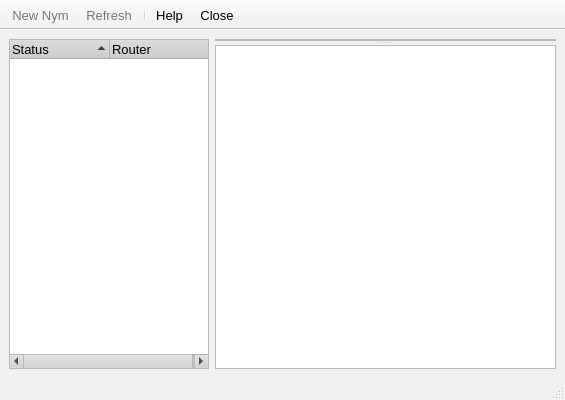
Old version of the form src/gui/network/netviewer.ui in the repository a-ilin/vidalia.
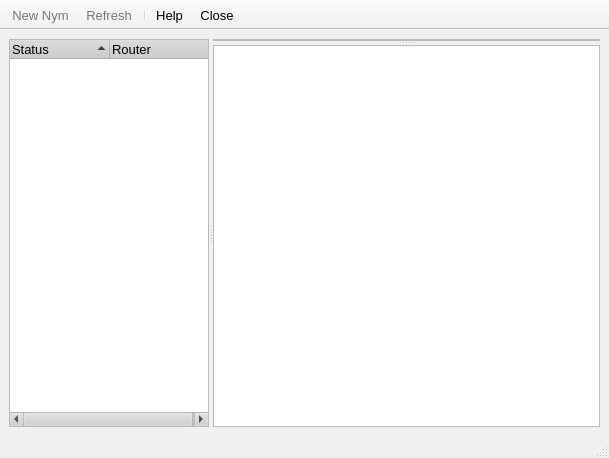
New version of the form. Icons and pictures are not drawn. Custom widgets are drawn as their Qt base class.

Commit message:
Submit to Designer's demand that all custom widgets must go through it. Also, throw everything in a horizontal slider sizer so long router names can be read.
svn:r761

The edit to the form file:
```diff
--- a/src/gui/network/netviewer.ui
+++ b/src/gui/network/netviewer.ui
@@ -8,8 +8,8 @@
    <rect>
     <x>0</x>
     <y>0</y>
-    <width>565</width>
-    <height>400</height>
+    <width>609</width>
+    <height>458</height>
    </rect>
   </property>
   <property name="sizePolicy" >
@@ -20,12 +20,6 @@
     <verstretch>0</verstretch>
    </sizepolicy>
   </property>
-  <property name="maximumSize" >
-   <size>
-    <width>1258</width>
-    <height>16777215</height>
-   </size>
-  </property>
   <property name="palette" >
    <palette>
     <active>
@@ -315,7 +309,7 @@
    <enum>Qt::ToolButtonTextUnderIcon</enum>
   </property>
   <widget class="QWidget" name="centralwidget" >
-   <layout class="QHBoxLayout" >
+   <layout class="QVBoxLayout" >
     <property name="margin" >
      <number>9</number>
     </property>
@@ -323,6 +317,13 @@
      <number>6</number>
     </property>
     <item>
+     <widget class="QSplitter" name="" >
+      <property name="orientation" >
+       <enum>Qt::Horizontal</enum>
+      </property>
+      <property name="childrenCollapsible" >
+       <bool>false</bool>
+      </property>
      <widget class="RouterListWidget" name="treeRouterList" >
       <property name="sizePolicy" >
        <sizepolicy>
@@ -338,12 +339,6 @@
         <height>0</height>
        </size>
       </property>
-      <property name="maximumSize" >
-       <size>
-        <width>200</width>
-        <height>16777215</height>
-       </size>
-      </property>
       <property name="contextMenuPolicy" >
        <enum>Qt::NoContextMenu</enum>
       </property>
@@ -364,14 +359,12 @@
        </property>
       </column>
      </widget>
-    </item>
-    <item>
-     <widget class="QSplitter" name="splitter" >
+      <widget class="QSplitter" name="" >
       <property name="sizePolicy" >
        <sizepolicy>
-        <hsizetype>7</hsizetype>
+         <hsizetype>5</hsizetype>
         <vsizetype>7</vsizetype>
-        <horstretch>0</horstretch>
+         <horstretch>100</horstretch>
         <verstretch>0</verstretch>
        </sizepolicy>
       </property>
@@ -390,12 +383,6 @@
          <verstretch>1</verstretch>
         </sizepolicy>
        </property>
-       <property name="maximumSize" >
-        <size>
-         <width>1030</width>
-         <height>518</height>
-        </size>
-       </property>
        <property name="contextMenuPolicy" >
         <enum>Qt::NoContextMenu</enum>
        </property>
@@ -436,12 +423,10 @@
        <property name="contextMenuPolicy" >
         <enum>Qt::NoContextMenu</enum>
        </property>
-       <property name="statusTip" >
-        <string>Information about the selected Tor router will go here, generating html is easier than managing explicit labels</string>
-       </property>
-       <property name="acceptRichText" >
+        <property name="readOnly" >
         <bool>true</bool>
        </property>
+       </widget>
       </widget>
      </widget>
     </item>
@@ -451,8 +436,8 @@
    <property name="geometry" >
     <rect>
      <x>0</x>
-     <y>378</y>
-     <width>565</width>
+     <y>436</y>
+     <width>609</width>
      <height>22</height>
     </rect>
    </property>
@@ -560,6 +545,22 @@
   </action>
  </widget>
  <pixmapfunction></pixmapfunction>
+ <customwidgets>
+  <customwidget>
+   <class>RouterListWidget</class>
+   <extends>QTreeWidget</extends>
+   <header>gui/network/routerlistwidget.h</header>
+   <container>0</container>
+   <pixmap></pixmap>
+  </customwidget>
+  <customwidget>
+   <class>RouterDescriptorView</class>
+   <extends>QTextEdit</extends>
+   <header>gui/network/routerdescriptorview.h</header>
+   <container>0</container>
+   <pixmap></pixmap>
+  </customwidget>
+ </customwidgets>
  <resources>
   <include location="../res/vidalia_common.qrc" />
  </resources>
@@ -581,20 +582,4 @@
    </hints>
   </connection>
  </connections>
- <customwidgets>
-  <customwidget>
-   <class>RouterListWidget</class> 
-   <extends>QTreeWidget</extends> 
-   <header>gui/network/routerlistwidget.h</header> 
-   <container>0</container> 
-   <pixmap></pixmap> 
-  </customwidget>
-  <customwidget> 
-   <class>RouterDescriptorView</class> 
-   <extends>QTextEdit</extends> 
-   <header>gui/network/routerdescriptorview.h</header> 
-   <container>0</container> 
-   <pixmap></pixmap> 
-  </customwidget> 
- </customwidgets>
 </ui>
```
Left out of the diff: 2 changed lines with no effect on the pictures. Lines whose indentation alone changed are shown as unchanged.
